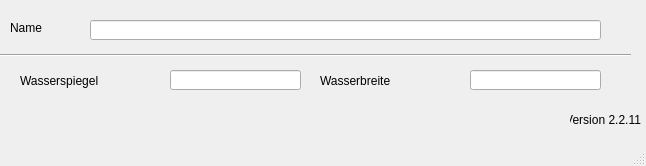
First picture: the form in qkan/database/templates/profildaten.ui, repository hoettges/QKan, before the edit.
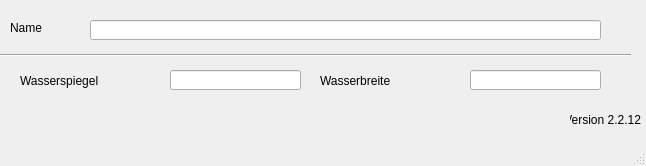
Second picture: the form after the edit.

Diff of the .ui file:
```diff
--- a/qkan/database/templates/profildaten.ui
+++ b/qkan/database/templates/profildaten.ui
@@ -109,7 +109,7 @@
      <string>Version QKan Import</string>
     </property>
     <property name="text">
-     <string>Version 2.2.11</string>
+     <string>Version 2.2.12</string>
     </property>
     <property name="alignment">
      <set>Qt::AlignRight|Qt::AlignTrailing|Qt::AlignVCenter</set>
```
